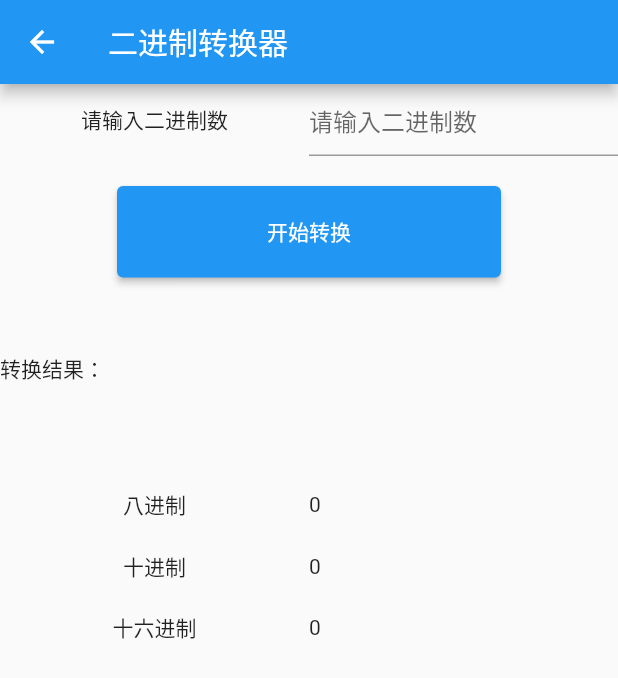
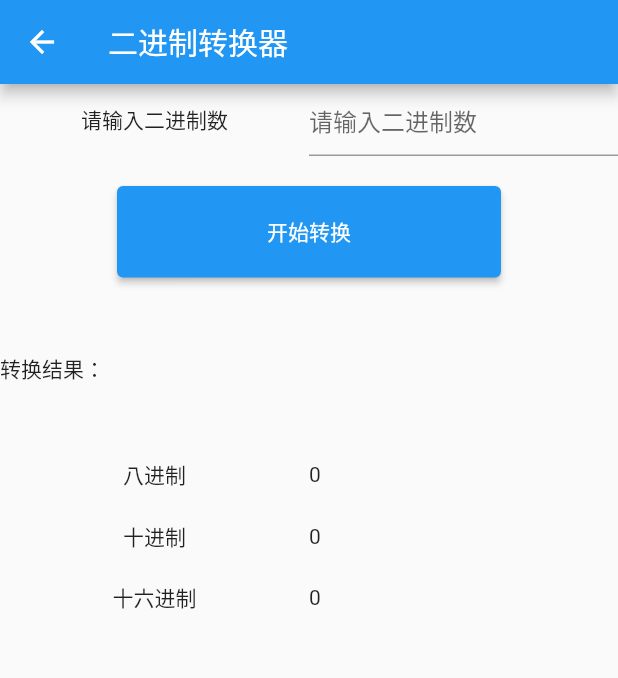
Before and after one commit to monkey1992/multifunction_calculator, a Flutter app: the Converter screen opened directly, on a phone screen of 412 x 824 dp. Shown: the top 678 px of the screen. Run offline on Flutter 3.47's test engine with Material 2 defaults, Android fonts, the light colour scheme and no system bars; our stand-ins replace fluttertoast.

Commit message:
Converter

```diff
--- a/lib/converter.dart
+++ b/lib/converter.dart
@@ -118,37 +118,53 @@ class _ConverterState extends State<Converter> {
           Row(children: [Text("转换结果：", textAlign: TextAlign.left)]),
           SizedBox(height: 50),
           Visibility(
-              child: Row(
+              child: Column(
+                children: [
+                  Row(
                     children: [
                       Expanded(child: Text("二进制", textAlign: TextAlign.center)),
                       Expanded(child: Text(_result.toRadixString(2)))
                     ],
                   ),
+                  SizedBox(height: 20)
+                ],
+              ),
               visible: isVisible(Converter.type2)),
-          SizedBox(height: 20),
           Visibility(
-              child: Row(
+              child: Column(
+                children: [
+                  Row(
                     children: [
                       Expanded(child: Text("八进制", textAlign: TextAlign.center)),
                       Expanded(child: Text(_result.toRadixString(8)))
                     ],
                   ),
+                  SizedBox(height: 20)
+                ],
+              ),
               visible: isVisible(Converter.type8)),
-          SizedBox(height: 20),
           Visibility(
-              child: Row(
+              child: Column(
+                children: [
+                  Row(
                     children: [
                       Expanded(child: Text("十进制", textAlign: TextAlign.center)),
                       Expanded(child: Text(_result.toString()))
                     ],
                   ),
+                  SizedBox(height: 20)
+                ],
+              ),
               visible: isVisible(Converter.type10)),
-          SizedBox(height: 20),
           Visibility(
-              child: Row(children: [
+              child: Column(
+                children: [
+                  Row(children: [
                     Expanded(child: Text("十六进制", textAlign: TextAlign.center)),
                     Expanded(child: Text(_result.toRadixString(16)))
-              ]),
+                  ])
+                ],
+              ),
               visible: isVisible(Converter.type16)),
         ],
       )),
```
Lines whose indentation alone changed are shown as unchanged.
